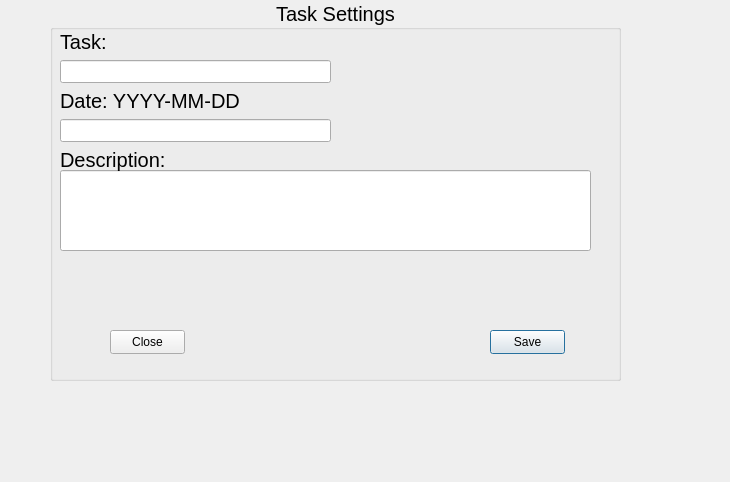
This is tasksettings.ui in luterofromtx/ActivityPlanner as Qt 5 draws it before an edit. The edited form follows.
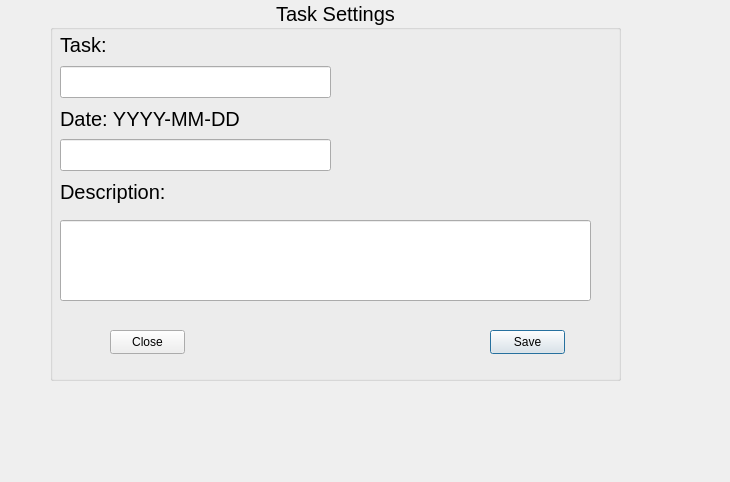
This is the edited form.

```diff
--- a/tasksettings.ui
+++ b/tasksettings.ui
@@ -73,7 +73,7 @@
     <property name="geometry">
      <rect>
       <x>10</x>
-      <y>170</y>
+      <y>220</y>
       <width>531</width>
       <height>81</height>
      </rect>
@@ -85,7 +85,7 @@
       <x>10</x>
       <y>30</y>
       <width>271</width>
-      <height>141</height>
+      <height>177</height>
      </rect>
     </property>
     <layout class="QVBoxLayout" name="verticalLayout">
```
